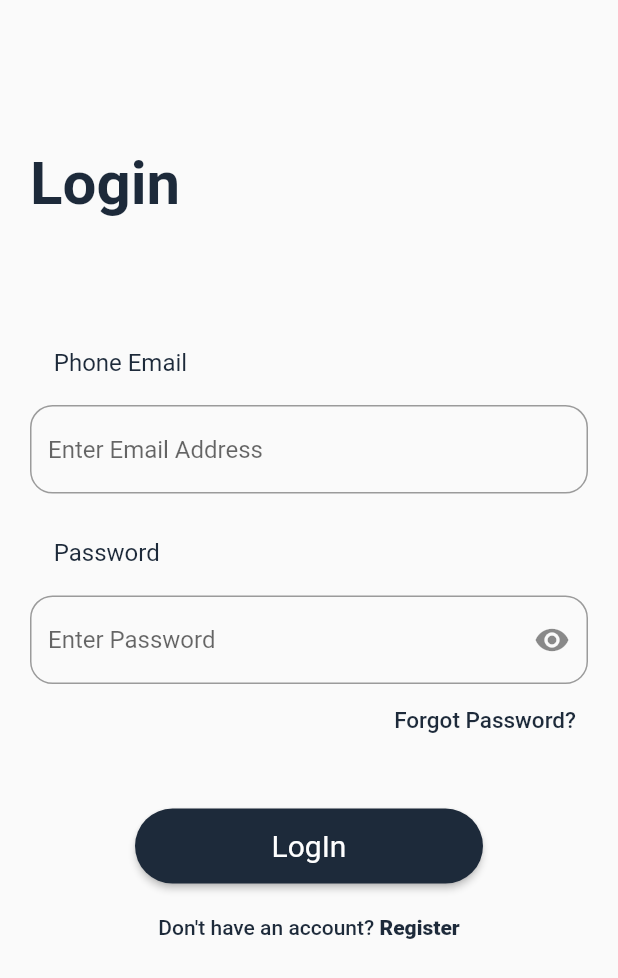
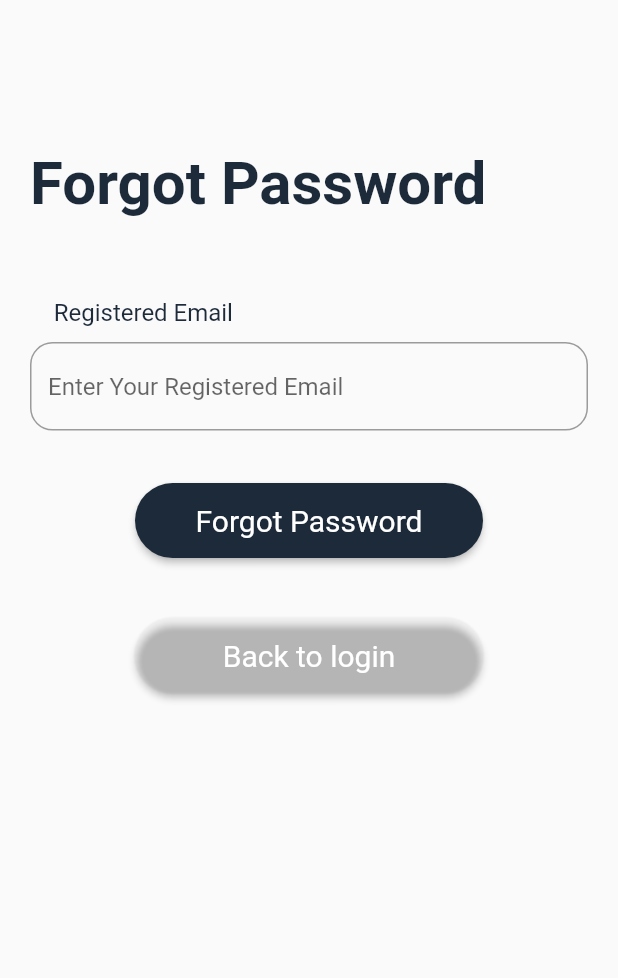
Before and after one commit to sdhairya/college_event_management_system, a Flutter app: the screen it shows after launch, after a tap on "Forgot Password?", on a phone screen of 412 x 824 dp. Shown: the top 978 px of the screen. Run offline on Flutter 3.47's test engine with Material 2 defaults, Android fonts, the phone set to English and light mode, and no system bars; our stand-ins replace cloud_firestore, firebase_auth, firebase_core, fluttertoast; accounts and stored records are empty.

Commit message:
commit 1.7

```diff
--- /dev/null
+++ b/lib/forgotPassword.dart
@@ -0,0 +1,230 @@
+import 'package:flutter/material.dart';
+
+import 'package:college_event_management/size_config.dart';
+import 'package:firebase_auth/firebase_auth.dart';
+import 'package:firebase_core/firebase_core.dart';
+import 'package:flutter/foundation.dart';
+import 'package:flutter/material.dart';
+import 'package:fluttertoast/fluttertoast.dart';
+import 'main.dart';
+import 'package:cloud_firestore/cloud_firestore.dart';
+
+class forgotPassword extends StatefulWidget {
+  const forgotPassword({Key? key}) : super(key: key);
+
+  @override
+  State<forgotPassword> createState() => _forgotPasswordState();
+}
+
+class _forgotPasswordState extends State<forgotPassword> {
+  bool _isobscure = true;
+  bool isLoading = false;
+  TextEditingController _frogotPasswordEmailController =
+      TextEditingController();
+
+  @override
+  Widget build(BuildContext context) {
+    return Scaffold(
+      resizeToAvoidBottomInset: false,
+      body: SingleChildScrollView(
+        reverse: true,
+        child: Column(
+          children: <Widget>[
+            Column(
+              children: [
+                const Align(
+                  alignment: Alignment(0, 0),
+                ),
+                Container(
+                  height: getHeight(50),
+                  width: getWidth(kIsWeb ? 100 : double.infinity),
+                  margin: EdgeInsets.only(
+                      left: 20, top: MediaQuery.of(context).size.height * 0.12),
+                  child: const Text(
+                    'Forgot Password',
+                    style: TextStyle(
+                        fontSize: 40,
+                        fontStyle: FontStyle.normal,
+                        fontWeight: FontWeight.w600,
+                        color: Color(0xFF1D2A3A)),
+                  ),
+                ),
+                Container(
+                  // height: getHeight(555),
+                  width: getWidth(kIsWeb ? 100 : double.infinity),
+                  // width: kIsWeb ? 600 : double.infinity,
+                  // constraints: BoxConstraints(maxWidth: 1000),
+                  alignment: Alignment.center,
+                  margin: EdgeInsets.only(
+                      left: 20,
+                      right: 20,
+                      top: MediaQuery.of(context).size.height * 0.06),
+
+                  child: Column(
+                    crossAxisAlignment: CrossAxisAlignment.start,
+                    children: [
+                      const Text('    Registered Email',
+                          style: TextStyle(
+                              fontSize: 16, color: Color(0xFF1D2A3A))),
+                      const SizedBox(
+                        height: 10,
+                      ),
+                      TextFormField(
+                        controller: _frogotPasswordEmailController,
+                        decoration: InputDecoration(
+                          border: OutlineInputBorder(
+                              borderRadius: BorderRadius.circular(15)),
+                          hintText: 'Enter Your Registered Email',
+                        ),
+                        keyboardType: TextInputType.emailAddress,
+                      ),
+                      const SizedBox(
+                        height: 30,
+                      ),
+                      Padding(
+                          padding: const EdgeInsets.symmetric(
+                              horizontal: 70, vertical: 5),
+                          child: Container(
+                            alignment: Alignment.center,
+                            child: ElevatedButton(
+                              style: ElevatedButton.styleFrom(
+                                primary: Color(0xFF1D2A3A),
+                                onSurface: Color(0xFF1D2A3A),
+                                padding: EdgeInsets.all(3),
+                                textStyle: TextStyle(fontSize: 20),
+                                minimumSize: Size.fromHeight(50),
+                                shape: StadiumBorder(),
+                                enableFeedback: true,
+                              ),
+                              child: isLoading
+                                  ? const CircularProgressIndicator(
+                                      color: Colors.white,
+                                      backgroundColor: Colors.transparent,
+                                    )
+                                  : const Text('Forgot Password'),
+                              onPressed: () async {
+                                if (isLoading) return;
+
+                                if (_frogotPasswordEmailController
+                                    .text.isNotEmpty) {
+                                  forgotPasswordAuth();
+                                } else {
+                                  Fluttertoast.showToast(
+                                      msg: "Any field can not be empty!!",
+                                      toastLength: Toast.LENGTH_SHORT,
+                                      gravity: ToastGravity.BOTTOM,
+                                      timeInSecForIosWeb: 1,
+                                      backgroundColor: Colors.red,
+                                      textColor: Colors.white,
+                                      fontSize: 16.0);
+                                  setState(() => isLoading = false);
+                                }
+
+                              },
+                            ),
+                          )),
+                      const SizedBox(
+                        height: 30,
+                      ),
+                      Padding(
+                          padding: const EdgeInsets.symmetric(
+                              horizontal: 70, vertical: 5),
+                          child: Container(
+                            alignment: Alignment.center,
+                            child: ElevatedButton(
+                              style: ElevatedButton.styleFrom(
+                                primary: Color(0x00000000),
+                                onSurface: Color(0x00000000),
+                                padding: EdgeInsets.all(3),
+                                textStyle: TextStyle(fontSize: 20),
+                                minimumSize: Size.fromHeight(50),
+                                shape: StadiumBorder(),
+                                enableFeedback: true,
+                              ),
+                              child: isLoading
+                                  ? const CircularProgressIndicator(
+                                      color: Colors.black,
+                                      backgroundColor: Colors.transparent,
+                                    )
+                                  : const Text('Back to login'),
+                              onPressed: () {
+                                Navigator.of(context).pushReplacement(
+                                    MaterialPageRoute(
+                                        builder: (context) => MyApp()));
+
+                              },
+                            ),
+                          )),
+                    ],
+                  ),
+                ),
+                Padding(
+                    padding: EdgeInsets.only(
+                        bottom: MediaQuery.of(context).viewInsets.bottom)),
+              ],
+            )
+          ],
+        ),
+      ),
+    );
+  }
+
+  Future forgotPasswordAuth() async {
+    setState(() => isLoading = true);
+    try {
+      FirebaseAuth.instance
+          .sendPasswordResetEmail(email: _frogotPasswordEmailController.text);
+
+      setState(() => isLoading = false);
+
+      _frogotPasswordEmailController.text = '';
+
+      showDialog(
+          context: context,
+          builder: (context) => AlertDialog(
+            title: Text('Forgot Password'),
+            content: Text('Check your emails!'),
+            actions: [
+              TextButton(
+                  onPressed: () {
+                    Navigator.of(context).pop();
+                  },
+                  child: Text('Ok'))
+            ],
+          ));
+    } on FirebaseAuthException catch (e) {
+      _handleSignUpError(e);
+      setState(() => isLoading = false);
+    }
+  }
+
+  void _handleSignUpError(FirebaseAuthException e) {
+    String messageToDisplay;
+
+    switch (e.code) {
+      case 'invalid-email':
+        messageToDisplay = 'This email you entered is invalid!';
+        break;
+      case 'operation-not-allowed':
+        messageToDisplay = 'This operation is not allowed!';
+        break;
+      default:
+        messageToDisplay = 'An unknown error occurred!';
+        break;
+    }
+
+    showDialog(
+        context: context,
+        builder: (context) => AlertDialog(
+              title: Text('Registration up failed!'),
+              content: Text(messageToDisplay),
+              actions: [
+                TextButton(
+                    onPressed: () {
+                      Navigator.of(context).pop();
+                    },
+                    child: Text('Ok'))
+              ],
+            ));
+  }
+}
--- a/lib/main.dart
+++ b/lib/main.dart
@@ -7,6 +7,7 @@
 
 import 'dashboardScreen.dart';
 import 'registrtion.dart';
+import 'forgotPassword.dart';
 
 void main() async{
   WidgetsFlutterBinding.ensureInitialized();
@@ -182,7 +183,12 @@
                         Align(
                             alignment: Alignment(1, 0),
                             child: TextButton(
-                              onPressed: () {},
+                              onPressed: () {
+                                Navigator.of(context).pushReplacement(
+                                    MaterialPageRoute(
+                                        builder: (context) =>
+                                     forgotPassword()));
+                              },
                               child: const Text(
                                 'Forgot Password?',
                                 style: TextStyle(
```
